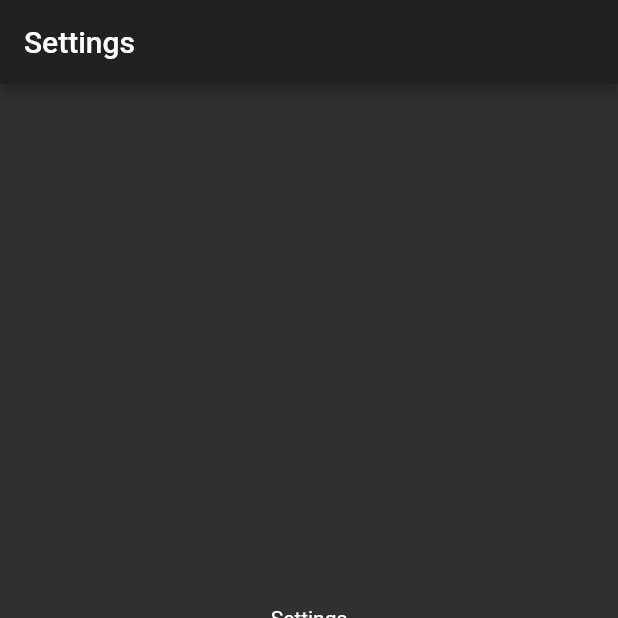
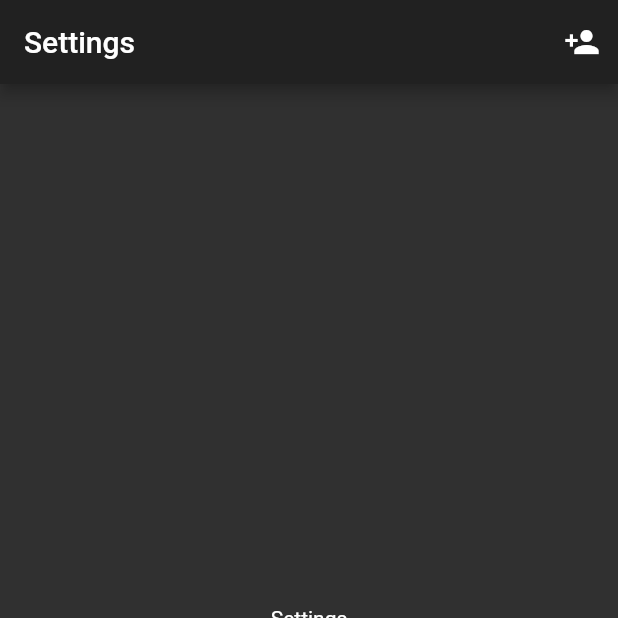
Before and after one commit to q231950/btlb-flutter, a Flutter app: the screen it shows after launch, on a phone screen of 412 x 824 dp, the top half of it. Run offline on Flutter 3.47's test engine with Material 2 defaults, Android fonts, the phone set to English and light mode, and no system bars; our stand-ins replace rxdart.

```diff
--- a/lib/src/app.dart
+++ b/lib/src/app.dart
@@ -1,5 +1,6 @@
 import 'package:flutter/material.dart';
 import 'ui/home_page.dart';
+import 'ui/bloc_account_page.dart';
 
 class App extends StatelessWidget {
   @override
@@ -7,6 +8,7 @@ class App extends StatelessWidget {
     return MaterialApp(
       theme: ThemeData.dark(),
       home: HomePage(),
+      routes: {BlocAccountPage.routeName: (context) => BlocAccountPage()},
     );
   }
 }
--- a/lib/src/ui/home_page.dart
+++ b/lib/src/ui/home_page.dart
@@ -3,6 +3,7 @@ import 'btlb_bottom_navigation_bar.dart';
 import '../blocs/navigation_bloc.dart';
 import 'navigation_provider.dart';
 import 'accounts_page.dart';
+import 'bloc_account_page.dart';
 import 'settings_page.dart';
 
 class HomePage extends StatefulWidget {
@@ -27,6 +28,14 @@ class _HomePageState extends State<HomePage> {
               stream: _navigationBloc.selectedTitle,
               builder: (context, snapshot) => Text(snapshot.data),
             ),
+            actions: <Widget>[
+              IconButton(
+                icon: Icon(Icons.person_add),
+                onPressed: () {
+                  Navigator.of(context).pushNamed(BlocAccountPage.routeName);
+                },
+              )
+            ],
           ),
           body: StreamBuilder<Widget>(
             stream: _navigationBloc.selectedWidget,
```
Also changed, not shown: lib/src/ui/bloc_account_page.dart (added, +29 -0 lines), lib/src/blocs/accounts_bloc.dart (added).
